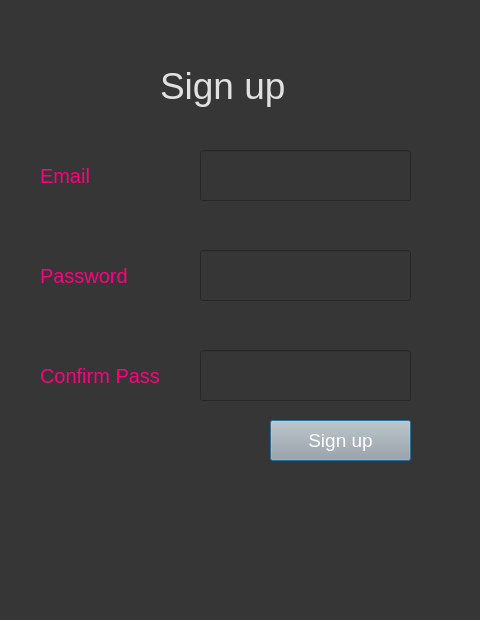
Before: the Qt Designer form Front End/createacc.ui in 3wes22/Online-Course-Scheduler, drawn with Qt 5.
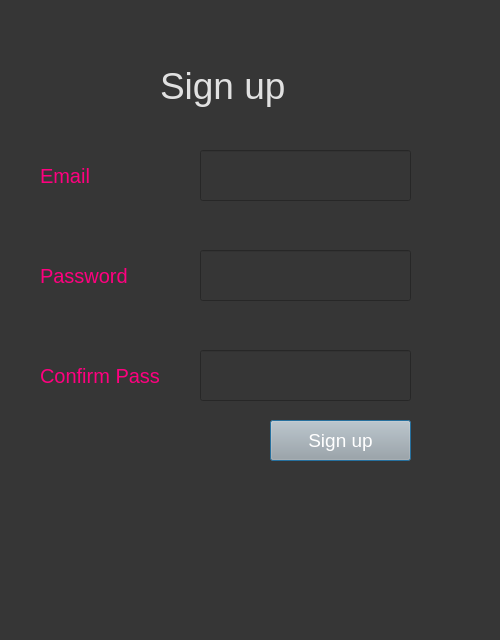
After: the same form once the commit is applied.

```diff
--- a/Front End/createacc.ui
+++ b/Front End/createacc.ui
@@ -6,8 +6,8 @@
             <rect>
                 <x>0</x>
                 <y>0</y>
-                <width>480</width>
-                <height>620</height>
+                <width>500</width>
+                <height>640</height>
             </rect>
         </property>
         <property name="windowTitle">
```
